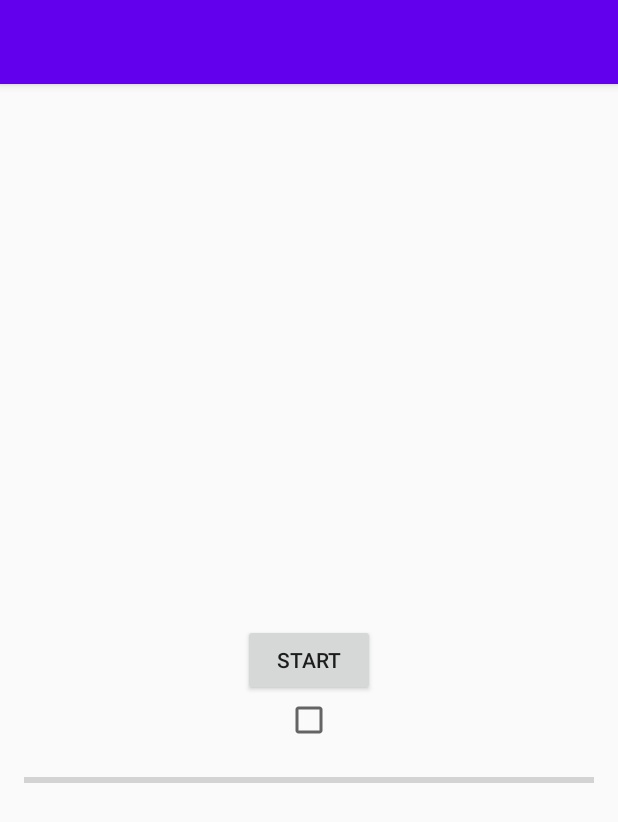
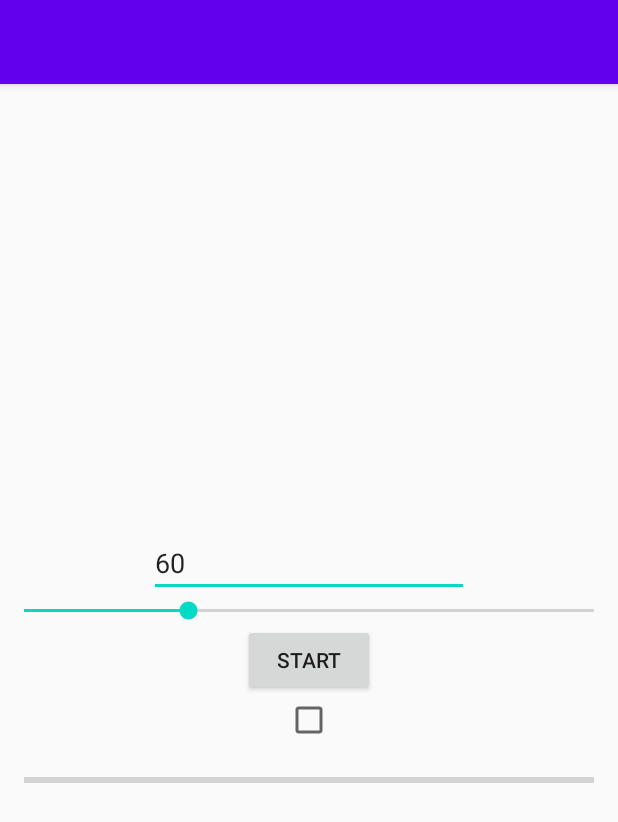
Before and after one commit to kenz/MetronomeForWear, an Android app: the screen it shows after launch (MetronomeActivity), on a phone screen of 412 x 824 dp. Shown: the top 822 px of the screen. Run offline under Robolectric (Android 15) with nearby library versions, the phone set to English and light mode, and no system bars; our stand-ins replace data binding; 1 statement that could not run was skipped.

Commit message:
Display bmp

```diff
--- a/metronome/src/main/java/org/firespeed/metronome/ui/MetronomeViewModel.kt
+++ b/metronome/src/main/java/org/firespeed/metronome/ui/MetronomeViewModel.kt
@@ -1,38 +1,73 @@
 package org.firespeed.metronome.ui
 
-import android.view.View
+import android.animation.Animator
+import android.animation.Animator.AnimatorListener
+import android.animation.ValueAnimator
+import androidx.databinding.BaseObservable
 import androidx.lifecycle.*
+import org.firespeed.metronome.actions.TaktAction
+import org.firespeed.metronome.actions.VibratorTaktAction
 import org.firespeed.metronome.animator.LinearAnimator
 
-class MetronomeViewModel : ViewModel(),LifecycleObserver {
-    val fps: MutableLiveData<Int> by lazy {
+class MetronomeViewModel : ViewModel(), LifecycleObserver{
+    val bpm: MutableLiveData<Int> by lazy {
         MutableLiveData<Int>()
     }
     val enable: MutableLiveData<Boolean> by lazy {
         MutableLiveData<Boolean>()
     }
 
+    fun updateBpm(bpm:String){
+        updateBpm(bpm.toInt())
+    }
+
+    fun updateBpm(bpm:Int){
+        if(this.bpm.value != bpm){
+            this.bpm.value = bpm
+        }
+    }
+
     @OnLifecycleEvent(Lifecycle.Event.ON_START)
     fun onStart() {
+        bpm.postValue(60)
 
     }
+
     @OnLifecycleEvent(Lifecycle.Event.ON_STOP)
     fun onStop() {
         stop()
     }
 
-    private val animator= LinearAnimator()
+    private var animator: LinearAnimator? = null
 
     private fun start() {
+        val bpm= bpm.value ?: return
         if (enable.value != true) {
             enable.postValue(true)
-            animator.start()
+            val valueUpdateListener = ValueAnimator.AnimatorUpdateListener {
+                onValueUpdateListener?.invoke(it.animatedValue as Float)
+            }
+
+            val repeatListener = object : AnimatorListener {
+                override fun onAnimationRepeat(anim: Animator?) {
+                    onTaktTimeListener?.invoke()
+                }
+                override fun onAnimationStart(anim: Animator?) {}
+                override fun onAnimationEnd(anim: Animator?) {}
+                override fun onAnimationCancel(anim: Animator?) {}
+            }
+            animator = LinearAnimator(bpm, valueUpdateListener, repeatListener).apply {
+                this.start()
+            }
         }
     }
 
+    var onTaktTimeListener: (()->Unit)? = null
+    var onValueUpdateListener: ((Float)->Unit)? = null
+
     private fun stop() {
         enable.postValue(false)
-        animator.stop()
+        animator?.stop()
     }
 
     fun startStop() =
--- a/mobile/src/main/java/org/firespeed/metronome/ui/metronome/MetronomeFragment.kt
+++ b/mobile/src/main/java/org/firespeed/metronome/ui/metronome/MetronomeFragment.kt
@@ -1,13 +1,19 @@
 package org.firespeed.metronome.ui.metronome
 
+import android.content.Context
+import android.content.Context.VIBRATOR_SERVICE
 import android.os.Bundle
+import android.os.Vibrator
 import androidx.fragment.app.Fragment
 import android.view.LayoutInflater
 import android.view.View
 import android.view.ViewGroup
+import android.widget.SeekBar
+import androidx.core.widget.addTextChangedListener
 import androidx.databinding.DataBindingUtil
 import androidx.fragment.app.activityViewModels
 import org.firespeed.metronome.R
+import org.firespeed.metronome.actions.VibratorTaktAction
 import org.firespeed.metronome.databinding.MetronomeFragmentBinding
 import org.firespeed.metronome.ui.MetronomeViewModel
 
@@ -33,11 +39,30 @@ class MetronomeFragment : Fragment() {
             it.fragment = this
             it.lifecycleOwner = this
             it.viewModel = viewModel
+        }
+        binding.seekBmp.setOnSeekBarChangeListener(object : SeekBar.OnSeekBarChangeListener {
+            override fun onProgressChanged(p0: SeekBar?, p1: Int, p2: Boolean) {
+                viewModel.updateBpm(p1)
+            }
+            override fun onStartTrackingTouch(p0: SeekBar?) {}
+            override fun onStopTrackingTouch(p0: SeekBar?) {}
 
+        })
+        binding.editBpm.addTextChangedListener { viewModel.updateBpm(it.toString()) }
+
+        lifecycle.addObserver(viewModel)
+        context?.let { context ->
+            val vibrator = context.getSystemService(VIBRATOR_SERVICE) as Vibrator
+            val taktAction = VibratorTaktAction(vibrator, 100L)
+            viewModel.onTaktTimeListener = {
+                taktAction.action()
+            }
         }
-        lifecycle.addObserver(viewModel)
+        viewModel.onValueUpdateListener = {
+            binding.progressBar.max = 255
+            binding.progressBar.progress = it.toInt()
+        }
         return binding.root
-
     }
 
     override fun onDestroyView() {
--- a/mobile/src/main/res/layout/metronome_fragment.xml
+++ b/mobile/src/main/res/layout/metronome_fragment.xml
@@ -45,6 +45,28 @@
             app:layout_constraintStart_toStartOf="parent"
             app:layout_constraintTop_toBottomOf="@+id/chkEnable" />
 
+        <SeekBar
+            android:id="@+id/seekBmp"
+            android:layout_width="0dp"
+            android:layout_height="wrap_content"
+            android:max="208"
+            android:progress="@{viewModel.bpm}"
+            app:layout_constraintBottom_toTopOf="@+id/btnStart"
+            app:layout_constraintEnd_toEndOf="parent"
+            app:layout_constraintStart_toStartOf="parent" />
+
+        <EditText
+            android:id="@+id/editBpm"
+            android:layout_width="wrap_content"
+            android:layout_height="wrap_content"
+            app:layout_constraintStart_toStartOf="parent"
+            app:layout_constraintEnd_toEndOf="parent"
+            android:ems="10"
+            android:text="@{viewModel.bpm.toString()}"
+            android:inputType="numberSigned"
+            app:layout_constraintBottom_toTopOf="@+id/seekBmp"
+            tools:layout_editor_absoluteX="106dp" />
+
 
     </androidx.constraintlayout.widget.ConstraintLayout>
 </layout>
```
